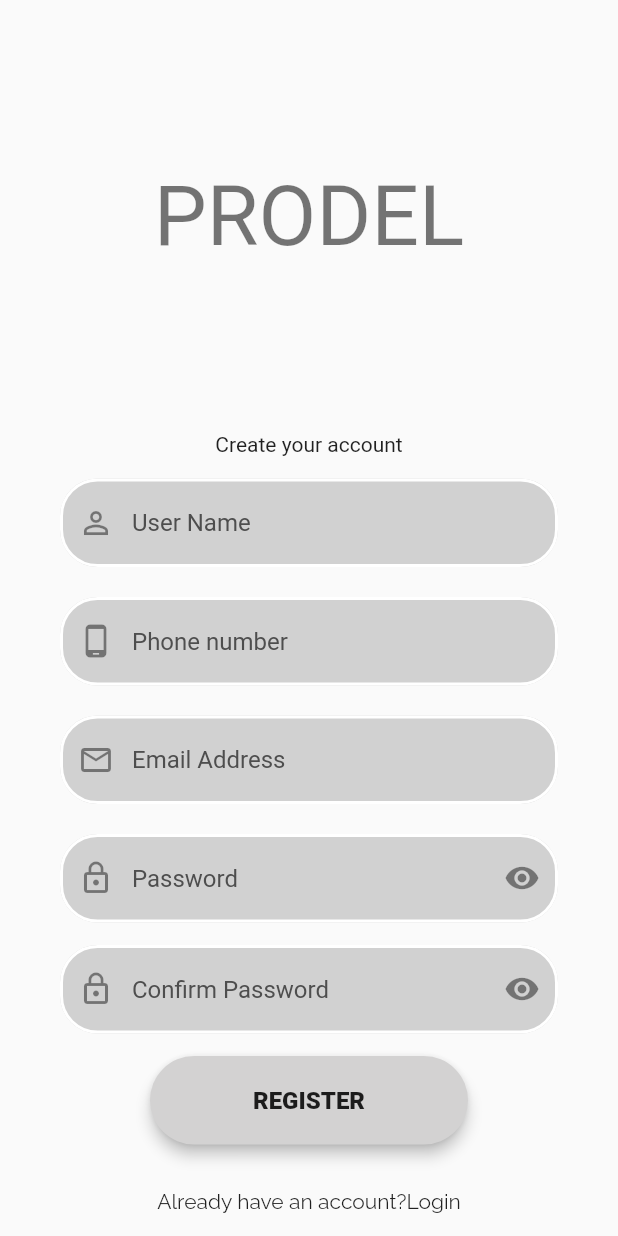
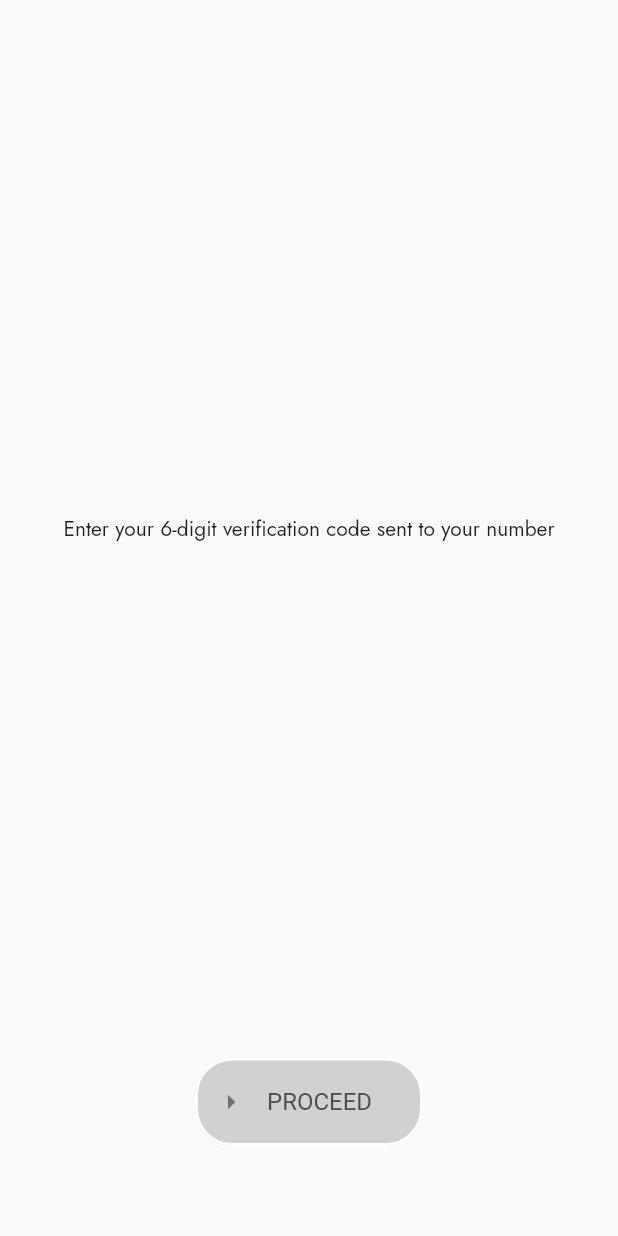
Before and after one commit to A6JUN/PRODEL_User, a Flutter app: the screen it shows after launch, on a phone screen of 412 x 824 dp. Run offline on Flutter 3.47's test engine with Material 2 defaults, Android fonts, the phone set to English and light mode, and no system bars; our stand-ins replace google_fonts.

Commit message:
OTP_Screen created

```diff
--- a/lib/main.dart
+++ b/lib/main.dart
@@ -1,6 +1,5 @@
 import 'package:flutter/material.dart';
-
-import 'package:prodel_user/ui/screens/register_screen2.dart';
+import 'package:prodel_user/ui/screens/OTP_screen.dart';
 
 void main() {
   runApp(const MyApp());
@@ -17,7 +16,7 @@ class MyApp extends StatelessWidget {
       theme: ThemeData(
         primarySwatch: Colors.blue,
       ),
-      home: RegisterScreeen2(),
+      home: OtpScreen(),
     );
   }
 }
--- /dev/null
+++ b/lib/ui/screens/OTP_screen.dart
@@ -0,0 +1,52 @@
+import 'package:flutter/material.dart';
+import 'package:google_fonts/google_fonts.dart';
+
+class OtpScreen extends StatelessWidget {
+  OtpScreen({super.key});
+  final ValueNotifier<bool> _checkboxState = ValueNotifier<bool>(false);
+
+  @override
+  Widget build(BuildContext context) {
+    return Scaffold(
+      body: SafeArea(
+        child: Column(
+          mainAxisAlignment: MainAxisAlignment.center,
+          children: [
+            Expanded(
+              child: Center(
+                child: Text(
+                  "Enter your 6-digit verification code sent to your number",
+                  style: GoogleFonts.jost(
+                    textStyle: Theme.of(context).textTheme.bodyMedium,
+                  ),
+                ),
+              ),
+            ),
+            Padding(
+              padding: const EdgeInsets.only(left: 130, right: 130),
+              child: TextFormField(
+                decoration: InputDecoration(
+                    enabledBorder: OutlineInputBorder(
+                      borderRadius: BorderRadius.circular(25.0),
+                      borderSide: const BorderSide(
+                        color: Color.fromARGB(255, 255, 255, 255),
+                        width: 2.0,
+                      ),
+                    ),
+                    prefixIcon: Icon(Icons.arrow_right_sharp),
+                    filled: true,
+                    hintStyle:
+                        TextStyle(color: Color.fromARGB(255, 78, 78, 78)),
+                    hintText: "PROCEED",
+                    fillColor: Color.fromARGB(255, 209, 209, 209)),
+              ),
+            ),
+            SizedBox(
+              height: 60,
+            ),
+          ],
+        ),
+      ),
+    );
+  }
+}
```
